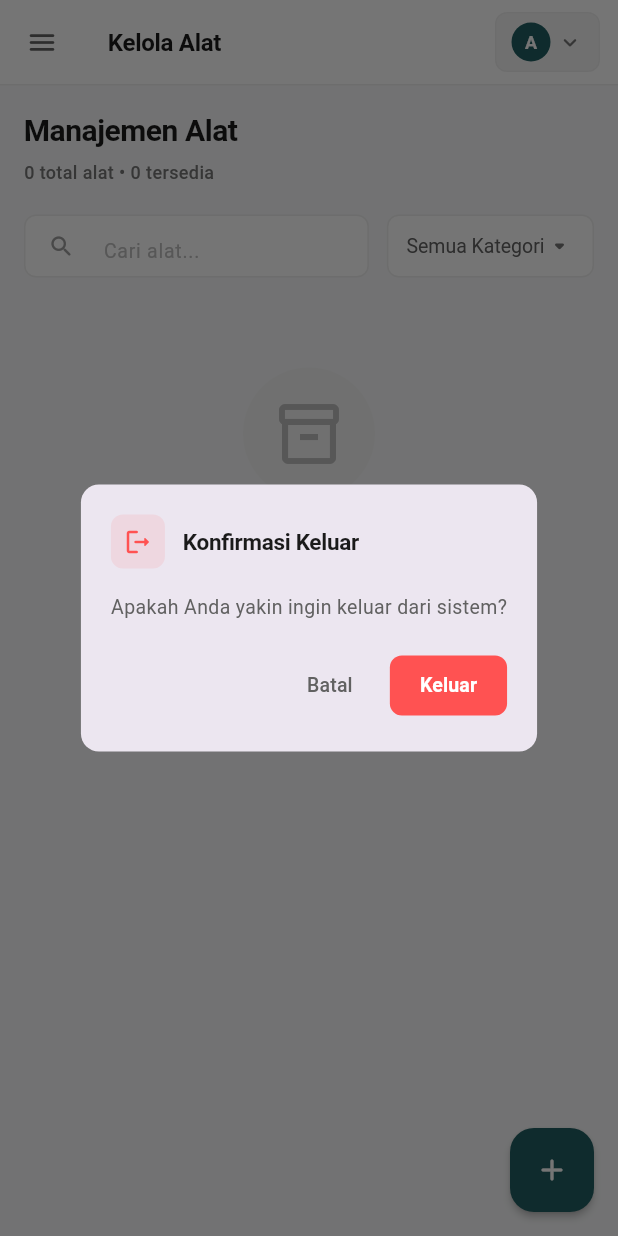
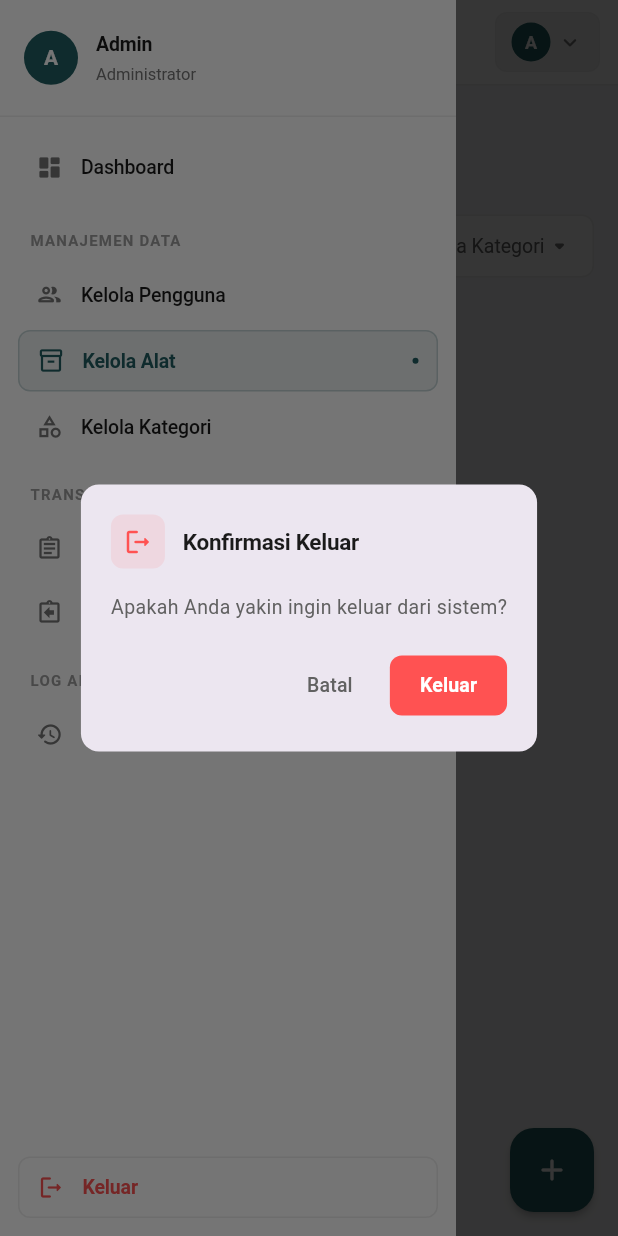
Before and after one commit to darrennnr/ukk_paket_1, a Flutter app: the AlatManagement screen opened by its route, in the side drawer, after a tap on "Keluar", on a phone screen of 412 x 824 dp. Run offline on Flutter 3.47's test engine with Material 3 defaults, Android fonts, the phone set to English and light mode, and no system bars; drawn by our look-alikes of flutter_animate; our stand-ins replace fl_chart, flutter_dotenv, flutter_riverpod, go_router, image_picker, open_filex and 4 more; missing offline and left inert: universal_html; accounts and stored records are empty.

Commit message:
fix bug login sidebar

```diff
--- a/lib/screens/peminjam/form_peminjaman.dart
+++ b/lib/screens/peminjam/form_peminjaman.dart
@@ -365,8 +365,8 @@ class _FormPeminjamanScreenState extends ConsumerState<FormPeminjamanScreen> {
                 crossAxisAlignment: CrossAxisAlignment.start,
                 children: [
                   // Pilih Buku
-                  _buildFieldLabel('Pilih Buku', isRequired: true),
-                  const SizedBox(height: 8),
+                  // _buildFieldLabel('Pilih Buku', isRequired: true),
+                  // const SizedBox(height: 8),
                   _buildBookDropdown(alatState.alats),
                   const SizedBox(height: 20),
 
--- a/lib/widgets/admin_sidebar.dart
+++ b/lib/widgets/admin_sidebar.dart
@@ -171,16 +171,16 @@ class AdminSidebar extends ConsumerWidget {
                     // Laporan & Log (Admin Only)
                     if (roleName == 'admin') ...[
                       const SizedBox(height: 12),
-                      _buildSectionHeader('Laporan & Aktivitas'),
+                      _buildSectionHeader('Log Aktivitas'),
                       const SizedBox(height: 4),
 
-                      _buildMenuItem(
-                        context,
-                        icon: Icons.bar_chart_rounded,
-                        title: 'Laporan',
-                        route: '/admin/laporan',
-                        isActive: currentRoute == '/admin/laporan',
-                      ),
+                      // _buildMenuItem(
+                      //   context,
+                      //   icon: Icons.bar_chart_rounded,
+                      //   title: 'Laporan',
+                      //   route: '/admin/laporan',
+                      //   isActive: currentRoute == '/admin/laporan',
+                      // ),
 
                       _buildMenuItem(
                         context,
@@ -334,9 +334,6 @@ class AdminSidebar extends ConsumerWidget {
         borderRadius: BorderRadius.circular(8),
         child: InkWell(
           onTap: () {
-            if (isDrawerMode) {
-              Navigator.pop(context);
-            }
             _handleLogout(context, ref);
           },
           borderRadius: BorderRadius.circular(8),
@@ -443,8 +440,8 @@ class AdminSidebar extends ConsumerWidget {
                 const SizedBox(width: 8),
                 ElevatedButton(
                   onPressed: () {
+                    Navigator.pop(context);
                     ref.read(authProvider.notifier).logout();
-                    Navigator.pop(context);
                     context.go('/login');
                   },
                   style: ElevatedButton.styleFrom(
--- a/lib/widgets/petugas_sidebar.dart
+++ b/lib/widgets/petugas_sidebar.dart
@@ -263,9 +263,6 @@ class PetugasSidebar extends ConsumerWidget {
         borderRadius: BorderRadius.circular(8),
         child: InkWell(
           onTap: () {
-            if (isDrawerMode) {
-              Navigator.pop(context);
-            }
             _handleLogout(context, ref);
           },
           borderRadius: BorderRadius.circular(8),
@@ -357,8 +354,8 @@ class PetugasSidebar extends ConsumerWidget {
                 const SizedBox(width: 8),
                 ElevatedButton(
                   onPressed: () {
+                    Navigator.pop(context);
                     ref.read(authProvider.notifier).logout();
-                    Navigator.pop(context);
                     context.go('/login');
                   },
                   style: ElevatedButton.styleFrom(
--- a/pubspec.yaml
+++ b/pubspec.yaml
@@ -34,6 +34,9 @@ dependencies:
   uuid: ^4.5.2
   mime: ^2.0.0
   image_picker_for_web: ^3.1.1
+  universal_html: ^2.3.0
+  path_provider: ^2.1.5
+  open_filex: ^4.6.0
 
 dev_dependencies:
   flutter_test:
```
Also changed, not shown: lib/screens/petugas/laporan.dart (+18 -4 lines), lib/widgets/pengguna_sidebar.dart (+8 -11 lines), pubspec.lock, 1 other file.
